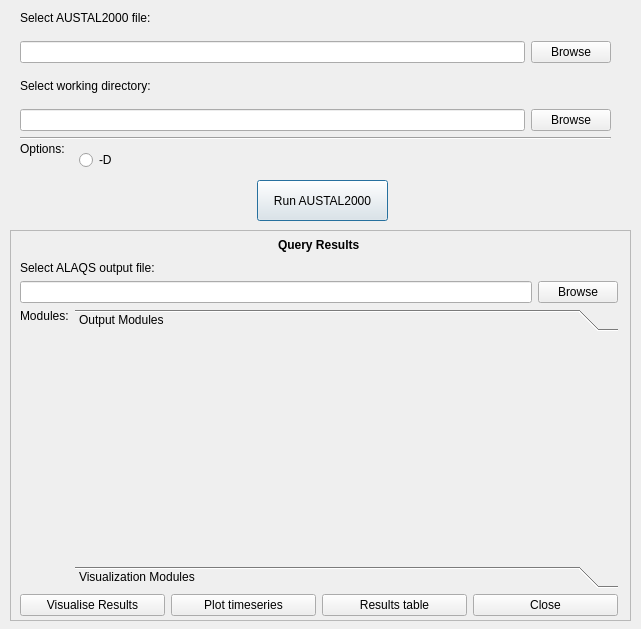
Above: ui/ui_run_austal2000.ui from eurocontrol-asu/open_alaqs before the change. Below: the same form after it.
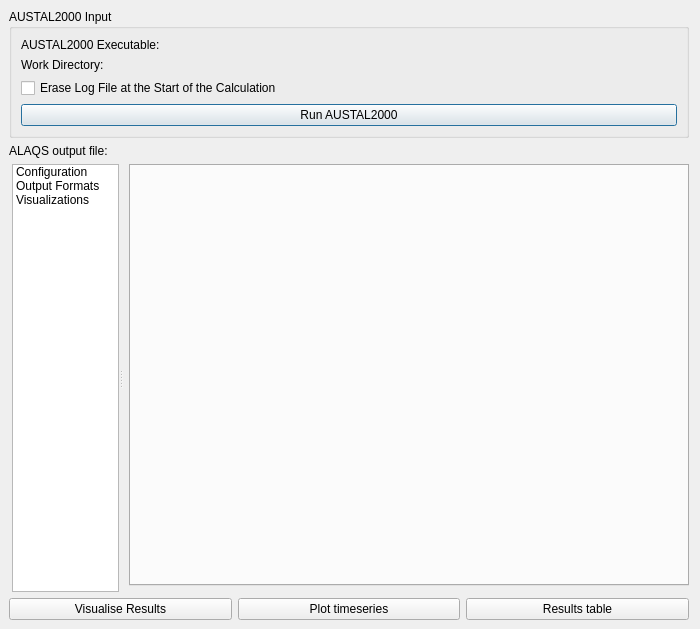
That is the form after the change. The open tabs and pages were chosen to show the change. Icons and pictures are not drawn. Custom widgets are drawn as their Qt base class.

Commit message: Rearchitect the dispersion calculation dialog

What changed in the file:
```diff
--- a/ui/ui_run_austal2000.ui
+++ b/ui/ui_run_austal2000.ui
@@ -6,7 +6,7 @@
    <rect>
     <x>0</x>
     <y>0</y>
-    <width>641</width>
+    <width>700</width>
     <height>629</height>
    </rect>
   </property>
@@ -22,405 +22,352 @@
   <property name="modal">
    <bool>true</bool>
   </property>
-  <widget class="Line" name="line_2">
-   <property name="geometry">
-    <rect>
-     <x>20</x>
-     <y>130</y>
-     <width>591</width>
-     <height>16</height>
-    </rect>
+  <layout class="QVBoxLayout" name="verticalLayout">
+   <property name="leftMargin">
+    <number>9</number>
    </property>
-   <property name="orientation">
-    <enum>Qt::Horizontal</enum>
+   <property name="topMargin">
+    <number>9</number>
    </property>
-  </widget>
-  <widget class="QPushButton" name="RunA2K">
-   <property name="geometry">
-    <rect>
-     <x>257</x>
-     <y>180</y>
-     <width>131</width>
-     <height>41</height>
-    </rect>
+   <property name="bottomMargin">
+    <number>9</number>
    </property>
-   <property name="text">
-    <string>Run AUSTAL2000</string>
-   </property>
-  </widget>
-  <widget class="QFrame" name="frame">
-   <property name="geometry">
-    <rect>
-     <x>10</x>
-     <y>230</y>
-     <width>621</width>
-     <height>391</height>
-    </rect>
-   </property>
-   <property name="frameShape">
-    <enum>QFrame::StyledPanel</enum>
-   </property>
-   <property name="frameShadow">
-    <enum>QFrame::Raised</enum>
-   </property>
-  </widget>
-  <widget class="QWidget" name="layoutWidget">
-   <property name="geometry">
-    <rect>
-     <x>20</x>
-     <y>0</y>
-     <width>591</width>
-     <height>131</height>
-    </rect>
-   </property>
-   <layout class="QGridLayout" name="gridLayout_2">
-    <item row="0" column="0">
-     <widget class="QLabel" name="label">
-      <property name="text">
-       <string>Select AUSTAL2000 file:</string>
-      </property>
-     </widget>
-    </item>
-    <item row="1" column="0">
-     <widget class="QLineEdit" name="lineEditFilename_a2k">
-      <property name="sizePolicy">
-       <sizepolicy hsizetype="MinimumExpanding" vsizetype="Fixed">
-        <horstretch>0</horstretch>
-        <verstretch>0</verstretch>
-       </sizepolicy>
-      </property>
-      <property name="minimumSize">
-       <size>
-        <width>400</width>
-        <height>0</height>
-       </size>
-      </property>
-      <property name="acceptDrops">
-       <bool>false</bool>
-      </property>
-      <property name="text">
-       <string/>
-      </property>
-     </widget>
-    </item>
-    <item row="1" column="1">
-     <widget class="QPushButton" name="pushButtonBrowse_a2k">
-      <property name="text">
-       <string>Browse</string>
-      </property>
-     </widget>
-    </item>
-    <item row="2" column="0">
-     <widget class="QLabel" name="label_2">
-      <property name="text">
-       <string>Select working directory:</string>
-      </property>
-     </widget>
-    </item>
-    <item row="3" column="0">
-     <widget class="QLineEdit" name="lineEditFilename_work_dir">
-      <property name="sizePolicy">
-       <sizepolicy hsizetype="MinimumExpanding" vsizetype="Fixed">
-        <horstretch>0</horstretch>
-        <verstretch>0</verstretch>
-       </sizepolicy>
-      </property>
-      <property name="minimumSize">
-       <size>
-        <width>400</width>
-        <height>0</height>
-       </size>
-      </property>
-      <property name="text">
-       <string/>
-      </property>
-     </widget>
-    </item>
-    <item row="3" column="1">
-     <widget class="QPushButton" name="pushButtonBrowse_work_dir">
-      <property name="text">
-       <string>Browse</string>
-      </property>
-     </widget>
-    </item>
-   </layout>
-  </widget>
-  <widget class="QWidget" name="layoutWidget">
-   <property name="geometry">
-    <rect>
-     <x>20</x>
-     <y>140</y>
-     <width>111</width>
-     <height>41</height>
-    </rect>
-   </property>
-   <layout class="QGridLayout" name="gridLayout_3">
-    <item row="0" column="0">
-     <widget class="QLabel" name="label_3">
-      <property name="text">
-       <string>Options:</string>
-      </property>
-     </widget>
-    </item>
-    <item row="0" column="1" rowspan="2">
-     <widget class="QRadioButton" name="radioButton">
-      <property name="text">
-       <string>-D</string>
-      </property>
-     </widget>
-    </item>
-   </layout>
-  </widget>
-  <widget class="QWidget" name="layoutWidget">
-   <property name="geometry">
-    <rect>
-     <x>20</x>
-     <y>235</y>
-     <width>598</width>
-     <height>381</height>
-    </rect>
-   </property>
-   <layout class="QGridLayout" name="gridLayout_4">
-    <item row="0" column="0">
+   <item>
+    <widget class="QGroupBox" name="outputGroupBox">
+     <property name="title">
+      <string>AUSTAL2000 Input</string>
+     </property>
      <layout class="QGridLayout" name="gridLayout">
       <item row="0" column="0">
-       <spacer name="horizontalSpacer_4">
-        <property name="orientation">
-         <enum>Qt::Horizontal</enum>
-        </property>
-        <property name="sizeHint" stdset="0">
-         <size>
-          <width>198</width>
-          <height>20</height>
-         </size>
-        </property>
-       </spacer>
-      </item>
-      <item row="0" column="1">
-       <widget class="QLabel" name="label_query_results">
-        <property name="font">
-         <font>
-          <weight>75</weight>
-          <bold>true</bold>
-         </font>
-        </property>
+       <widget class="QLabel" name="label">
         <property name="text">
-         <string>Query Results</string>
+         <string>AUSTAL2000 Executable:</string>
         </property>
        </widget>
       </item>
-      <item row="0" column="2">
-       <spacer name="horizontalSpacer_3">
-        <property name="orientation">
-         <enum>Qt::Horizontal</enum>
+      <item row="0" column="1">
+       <widget class="QgsFileWidget" name="a2k_executable_path">
+        <property name="sizePolicy">
+         <sizepolicy hsizetype="Expanding" vsizetype="Fixed">
+          <horstretch>1</horstretch>
+          <verstretch>0</verstretch>
+         </sizepolicy>
         </property>
-        <property name="sizeHint" stdset="0">
-         <size>
-          <width>198</width>
-          <height>20</height>
-         </size>
-        </property>
-       </spacer>
-      </item>
-     </layout>
-    </item>
-    <item row="1" column="0">
-     <layout class="QGridLayout" name="gridLayout_11">
+       </widget>
+      </item>    
       <item row="1" column="0">
-       <layout class="QGridLayout" name="gridLayout_9">
-        <item row="0" column="0">
-         <widget class="QLabel" name="label_modules">
-          <property name="text">
-           <string>Modules:</string>
-          </property>
-         </widget>
-        </item>
-        <item row="0" column="1" rowspan="2">
-         <widget class="QToolBox" name="Configuration_toolBox">
-          <property name="frameShape">
-           <enum>QFrame::NoFrame</enum>
-          </property>
-          <property name="frameShadow">
-           <enum>QFrame::Sunken</enum>
-          </property>
-          <property name="currentIndex">
-           <number>1</number>
-          </property>
-          <widget class="QWidget" name="output_modules_page">
-           <property name="geometry">
-            <rect>
-             <x>0</x>
-             <y>0</y>
-             <width>98</width>
-             <height>28</height>
-            </rect>
-           </property>
-           <attribute name="label">
-            <string>Output Modules</string>
-           </attribute>
-           <widget class="QTabWidget" name="output_modules_tab_widget">
-            <property name="geometry">
-             <rect>
-              <x>20</x>
-              <y>0</y>
-              <width>431</width>
-              <height>151</height>
-             </rect>
-            </property>
-            <property name="minimumSize">
-             <size>
-              <width>0</width>
-              <height>100</height>
-             </size>
-            </property>
-            <property name="font">
-             <font>
-              <kerning>true</kerning>
-             </font>
-            </property>
-            <property name="tabPosition">
-             <enum>QTabWidget::North</enum>
-            </property>
-            <property name="tabShape">
-             <enum>QTabWidget::Rounded</enum>
-            </property>
-            <property name="currentIndex">
-             <number>-1</number>
-            </property>
-            <property name="documentMode">
-             <bool>true</bool>
-            </property>
-            <property name="movable">
-             <bool>false</bool>
-            </property>
-           </widget>
-          </widget>
-          <widget class="QWidget" name="visualisation_modules_page">
-           <property name="geometry">
-            <rect>
-             <x>0</x>
-             <y>0</y>
-             <width>523</width>
-             <height>172</height>
-            </rect>
-           </property>
-           <attribute name="label">
-            <string>Visualization Modules</string>
-           </attribute>
-           <widget class="QTabWidget" name="visualization_modules_tab_widget">
-            <property name="geometry">
-             <rect>
-              <x>12</x>
-              <y>0</y>
-              <width>451</width>
-              <height>161</height>
-             </rect>
-            </property>
-            <property name="minimumSize">
-             <size>
-              <width>0</width>
-              <height>100</height>
-             </size>
-            </property>
-            <property name="currentIndex">
-             <number>-1</number>
-            </property>
-            <property name="documentMode">
-             <bool>true</bool>
-            </property>
-           </widget>
-          </widget>
-         </widget>
-        </item>
-        <item row="1" column="0">
-         <spacer name="verticalSpacer">
-          <property name="orientation">
-           <enum>Qt::Vertical</enum>
-          </property>
-          <property name="sizeHint" stdset="0">
-           <size>
-            <width>20</width>
-            <height>228</height>
-           </size>
-          </property>
-         </spacer>
-        </item>
-       </layout>
+       <widget class="QLabel" name="label_2">
+        <property name="text">
+         <string>Work Directory:</string>
+        </property>
+       </widget>
       </item>
-      <item row="0" column="0">
-       <layout class="QGridLayout" name="gridLayout_7">
-        <item row="0" column="0">
-         <widget class="QLabel" name="alaqs_output_file">
-          <property name="text">
-           <string>Select ALAQS output file:</string>
-          </property>
-         </widget>
-        </item>
-        <item row="1" column="0">
-         <widget class="QLineEdit" name="lineEditFilename_alaqs">
-          <property name="sizePolicy">
-           <sizepolicy hsizetype="MinimumExpanding" vsizetype="Fixed">
-            <horstretch>0</horstretch>
-            <verstretch>0</verstretch>
-           </sizepolicy>
-          </property>
-          <property name="minimumSize">
-           <size>
-            <width>400</width>
-            <height>0</height>
-           </size>
-          </property>
-          <property name="text">
-           <string/>
-          </property>
-         </widget>
-        </item>
-        <item row="1" column="1">
-         <widget class="QPushButton" name="pushButtonBrowse_alaqs">
-          <property name="text">
-           <string>Browse</string>
-          </property>
-         </widget>
-        </item>
-       </layout>
+      <item row="1" column="1">
+       <widget class="QgsFileWidget" name="work_directory_path">
+        <property name="sizePolicy">
+         <sizepolicy hsizetype="Expanding" vsizetype="Fixed">
+          <horstretch>1</horstretch>
+          <verstretch>0</verstretch>
+         </sizepolicy>
+        </property>
+       </widget>
+      </item>
+      <item row="2" column="0" colspan="2">
+       <widget class="QCheckBox" name="erase_log">
+        <property name="text">
+         <string>Erase Log File at the Start of the Calculation</string>
+        </property>
+       </widget>
+      </item>
+      <item row="3" column="0" colspan="2">
+       <widget class="QPushButton" name="RunA2K">
+        <property name="sizePolicy">
+         <sizepolicy hsizetype="Expanding" vsizetype="Fixed">
+          <horstretch>1</horstretch>
+          <verstretch>0</verstretch>
+         </sizepolicy>
+        </property>
+        <property name="text">
+         <string>Run AUSTAL2000</string>
+        </property>
+       </widget>
       </item>
      </layout>
-    </item>
-    <item row="2" column="0">
+    </widget>
+   </item>
+   <item>
+    <layout class="QHBoxLayout" name="horizontalLayout_7">
+     <item>
+      <widget class="QLabel" name="alaqs_output_file">
+       <property name="text">
+        <string>ALAQS output file:</string>
+       </property>
+       </widget>
+     </item>
+     <item>
+       <widget class="QgsFileWidget" name="alaqs_file_path">
+       <property name="sizePolicy">
+        <sizepolicy hsizetype="Expanding" vsizetype="Fixed">
+         <horstretch>1</horstretch>
+         <verstretch>0</verstretch>
+        </sizepolicy>
+       </property>
+      </widget>
+     </item>
+    </layout>
+   </item>
+   <item>
+    <widget class="QFrame" name="configuration_container">
+     <property name="sizePolicy">
+      <sizepolicy hsizetype="Expanding" vsizetype="Expanding">
+       <horstretch>1</horstretch>
+       <verstretch>1</verstretch>
+      </sizepolicy>
+     </property>
+     <property name="frameShape">
+      <enum>QFrame::NoFrame</enum>
+     </property>
+     <property name="frameShadow">
+      <enum>QFrame::Raised</enum>
+     </property>
      <layout class="QGridLayout" name="gridLayout_6">
-      <item row="0" column="3">
-       <widget class="QPushButton" name="CancelButton">
-        <property name="text">
-         <string>Close</string>
+      <property name="leftMargin">
+       <number>0</number>
+      </property>
+      <property name="topMargin">
+       <number>0</number>
+      </property>
+      <property name="rightMargin">
+       <number>0</number>
+      </property>
+      <property name="bottomMargin">
+       <number>0</number>
+      </property>
+      <property name="horizontalSpacing">
+       <number>0</number>
+      </property>
+      <item row="0" column="1">
+       <widget class="QSplitter" name="configuration_splitter">
+        <property name="orientation">
+         <enum>Qt::Horizontal</enum>
         </property>
+        <property name="childrenCollapsible">
+         <bool>false</bool>
+        </property>
+        <widget class="QFrame" name="configuration_modules">
+         <property name="sizePolicy">
+          <sizepolicy hsizetype="Expanding" vsizetype="Expanding">
+           <horstretch>1</horstretch>
+           <verstretch>0</verstretch>
+          </sizepolicy>
+         </property>
+         <property name="minimumSize">
+          <size>
+           <width>32</width>
+           <height>0</height>
+          </size>
+         </property>
+         <property name="frameShape">
+          <enum>QFrame::NoFrame</enum>
+         </property>
+         <property name="frameShadow">
+          <enum>QFrame::Raised</enum>
+         </property>
+         <layout class="QVBoxLayout" name="verticalLayout_23">
+          <property name="leftMargin">
+           <number>3</number>
+          </property>
+          <property name="topMargin">
+           <number>0</number>
+          </property>
+          <property name="rightMargin">
+           <number>0</number>
+          </property>
+          <property name="bottomMargin">
+           <number>0</number>
+          </property>
+          <item>
+           <widget class="QListWidget" name="configuration_modules_list">
+            <property name="minimumSize">
+             <size>
+              <width>32</width>
+              <height>0</height>
+             </size>
+            </property>
+            <property name="showDropIndicator" stdset="0">
+             <bool>false</bool>
+            </property>
+            <property name="iconSize">
+             <size>
+              <width>20</width>
+              <height>20</height>
+             </size>
+            </property>
+            <item>
+             <property name="text">
+              <string>Configuration</string>
+             </property>
+             <property name="icon">
+              <iconset resource="../../images/images.qrc">
+               <normaloff>:/images/themes/default/propertyicons/action.svg</normaloff>:/images/themes/default/propertyicons/action.svg</iconset>
+             </property>
+            </item>
+            <item>
+             <property name="text">
+              <string>Output Formats</string>
+             </property>
+             <property name="icon">
+              <iconset resource="../../images/images.qrc">
+               <normaloff>:/images/themes/default/mActionFileSave.svg</normaloff>:/images/themes/default/mActionFileSave.svg</iconset>
+             </property>
+            </item>
+            <item>
+             <property name="text">
+              <string>Visualizations</string>
+             </property>
+             <property name="icon">
+              <iconset resource="../../images/images.qrc">
+               <normaloff>:/images/themes/default/propertyicons/editmetadata.svg</normaloff>:/images/themes/default/propertyicons/editmetadata.svg</iconset>
+             </property>
+            </item>
+           </widget>
+          </item>
+         </layout>
+        </widget>
+        <widget class="QFrame" name="configuration_stack_container">
+         <property name="sizePolicy">
+          <sizepolicy hsizetype="Preferred" vsizetype="Preferred">
+           <horstretch>10</horstretch>
+           <verstretch>0</verstretch>
+          </sizepolicy>
+         </property>
+         <property name="frameShape">
+          <enum>QFrame::NoFrame</enum>
+         </property>
+         <property name="frameShadow">
+          <enum>QFrame::Raised</enum>
+         </property>
+         <layout class="QVBoxLayout" name="verticalLayout_5">
+          <property name="leftMargin">
+           <number>6</number>
+          </property>
+          <property name="topMargin">
+           <number>0</number>
+          </property>
+          <property name="rightMargin">
+           <number>0</number>
+          </property>
+          <property name="bottomMargin">
+           <number>6</number>
+          </property>
+          <item>
+           <widget class="QStackedWidget" name="configuration_stack">
+            <property name="currentIndex">
+             <number>0</number>
+            </property>
+            <widget class="QWidget" name="output_modules_page">
+             <layout class="QVBoxLayout" name="verticalLayout_9">
+              <property name="leftMargin">
+               <number>0</number>
+              </property>
+              <property name="topMargin">
+               <number>0</number>
+              </property>
+              <property name="rightMargin">
+               <number>0</number>
+              </property>
+              <property name="bottomMargin">
+               <number>0</number>
+              </property>
+              <item>
+               <widget class="QTabWidget" name="output_modules_tab_widget"/>
+              </item>
+             </layout>
+            </widget>
+            <widget class="QWidget" name="visualization_modules_page">
+             <layout class="QVBoxLayout" name="verticalLayout_10">
+              <property name="leftMargin">
+               <number>0</number>
+              </property>
+              <property name="topMargin">
+               <number>0</number>
+              </property>
+              <property name="rightMargin">
+               <number>0</number>
+              </property>
+              <property name="bottomMargin">
+               <number>0</number>
+              </property>
+              <item>
+               <widget class="QTabWidget" name="visualization_modules_tab_widget">
+               </widget>
+              </item>
+             </layout>
+            </widget>
+            <widget class="QWidget" name="visualization_modules_page">
+             <layout class="QVBoxLayout" name="verticalLayout_10">
+              <property name="leftMargin">
+               <number>0</number>
+              </property>
+              <property name="topMargin">
+               <number>0</number>
+              </property>
+              <property name="rightMargin">
+               <number>0</number>
+              </property>
+              <property name="bottomMargin">
+               <number>0</number>
+              </property>
+              <item>
+               <widget class="QTabWidget" name="visualization_modules_tab_widget">
+               </widget>
+              </item>
+             </layout>
+            </widget>
+           </widget>
+          </item>
+         </layout>
+        </widget>
        </widget>
       </item>
-      <item row="0" column="0">
+     </layout>
+    </widget>
+   </item>
+   <item>
+    <layout class="QHBoxLayout" name="horizontalLayout_6">
+     <item>
        <widget class="QPushButton" name="VisualiseResults">
         <property name="text">
          <string>Visualise Results</string>
         </property>
        </widget>
-      </item>
-      <item row="0" column="1">
+     </item>
+     <item>
        <widget class="QPushButton" name="PlotTimeSeries">
         <property name="text">
          <string>Plot timeseries</string>
         </property>
        </widget>
-      </item>
-      <item row="0" column="2">
+     </item>
+     <item>
        <widget class="QPushButton" name="ResultsTable">
         <property name="text">
          <string>Results table</string>
         </property>
        </widget>
-      </item>
-     </layout>
-    </item>
-   </layout>
-  </widget>
+     </item>
+    </layout>
+   </item>
+  </layout>
  </widget>
+ <customwidgets>
+  <customwidget>
+   <class>QgsFileWidget</class>
+   <extends>QWidget</extends>
+   <header>qgsfilewidget.h</header>
+   <container>1</container>
+  </customwidget>
+ </customwidgets>
  <resources/>
  <connections/>
 </ui>
```
Left out of the diff: 2 changed lines with no effect on the pictures. The commit also changes 1 other file.
